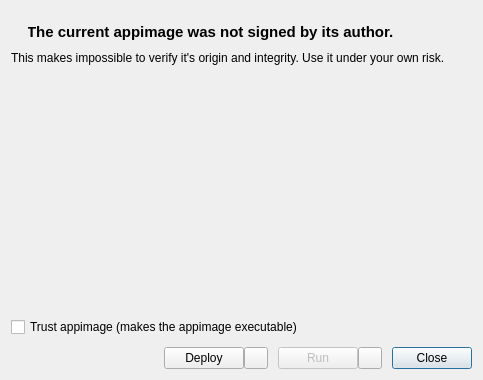
Before: the Qt Designer form src/first_run/gui/UnsecureAppimageDialog.ui in Nitrux/appimage-desktop-integration, drawn with Qt 5.
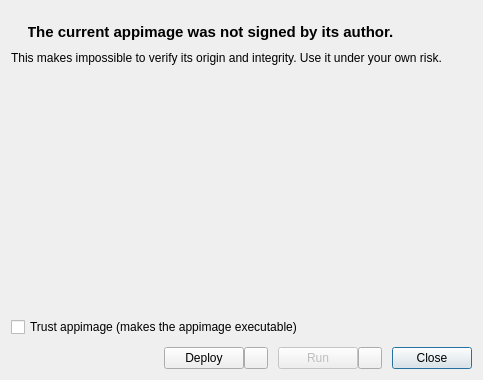
After: the same form once the commit is applied. Icons and pictures are not drawn.

Commit message: Correct typo "it's" where should be "its"

```diff
--- a/src/first_run/gui/UnsecureAppimageDialog.ui
+++ b/src/first_run/gui/UnsecureAppimageDialog.ui
@@ -94,7 +94,7 @@
       </sizepolicy>
      </property>
      <property name="text">
-      <string>&lt;html&gt;&lt;head/&gt;&lt;body&gt;&lt;p&gt;This makes impossible to verify it's origin and integrity. Use it under your own risk.&lt;/p&gt;&lt;/body&gt;&lt;/html&gt;</string>
+      <string>&lt;html&gt;&lt;head/&gt;&lt;body&gt;&lt;p&gt;This makes impossible to verify its origin and integrity. Use it under your own risk.&lt;/p&gt;&lt;/body&gt;&lt;/html&gt;</string>
      </property>
      <property name="alignment">
       <set>Qt::AlignLeading|Qt::AlignLeft|Qt::AlignTop</set>
```
